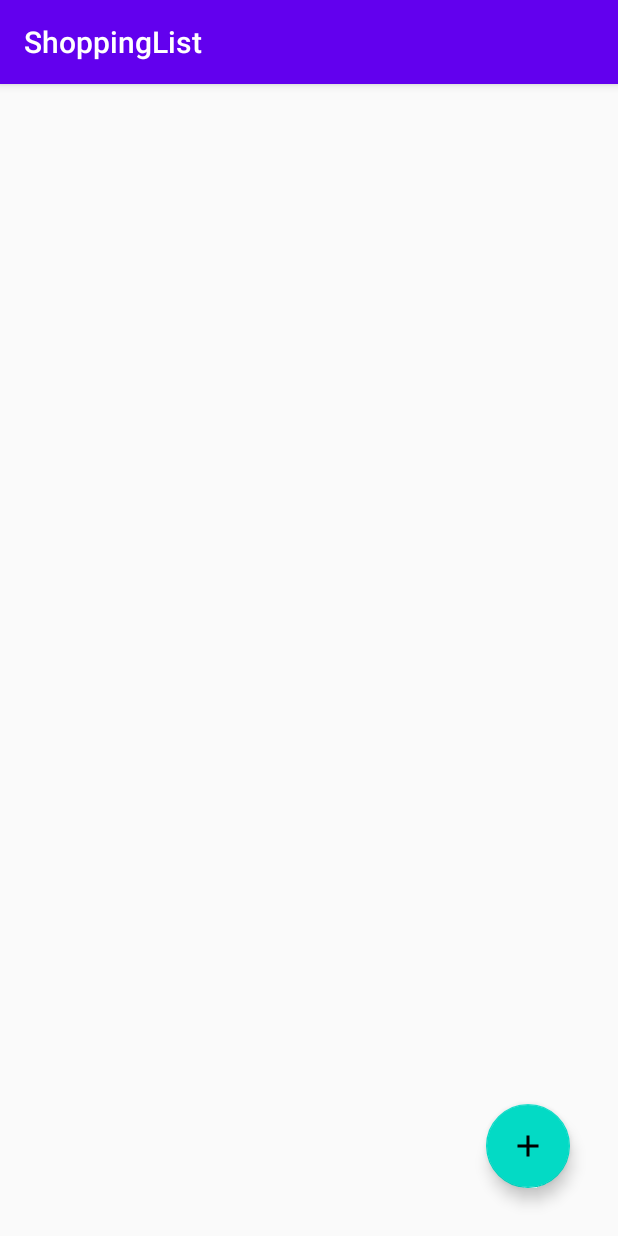
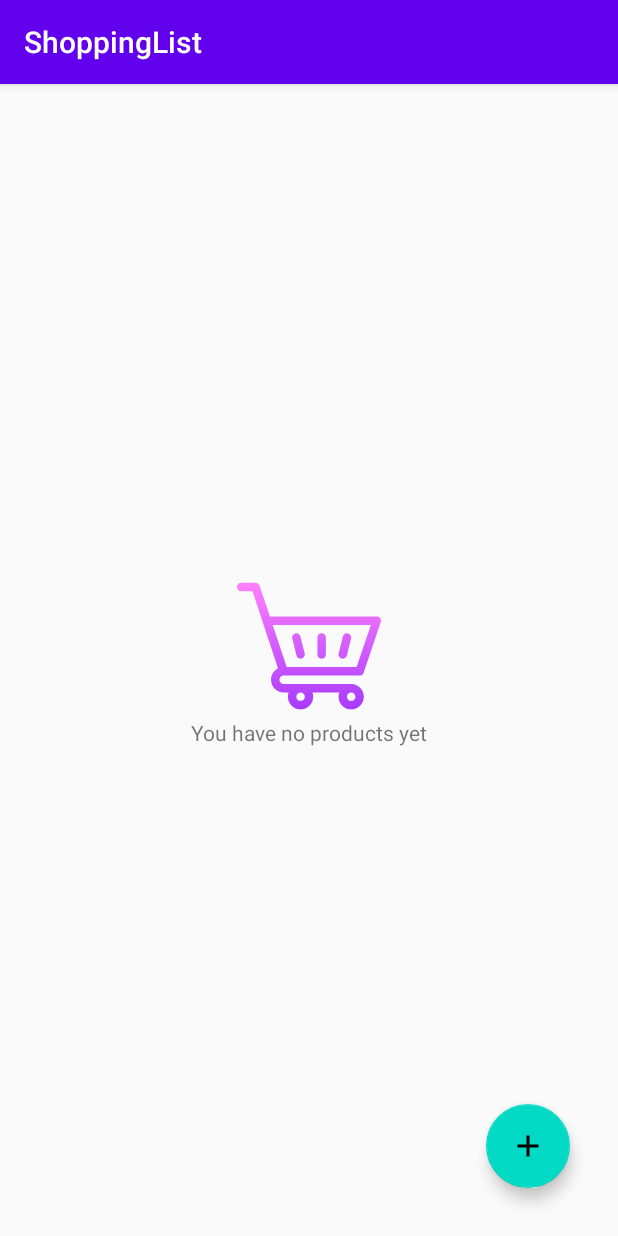
Before and after one commit to firassobaid/ShoppingList, an Android app: the screen it shows after launch (MainActivity), on a phone screen of 412 x 824 dp. Run offline under Robolectric (Android 15) with nearby library versions, the phone set to English and light mode, and no system bars; our stand-ins replace Room's generated code, Timber, data binding; 1 statement that could not run was skipped.

Commit message:
#Added the empty state

```diff
--- a/app/src/main/java/com/fo/shoppinglist/presentation/viewmodel/ShoppingListViewModel.kt
+++ b/app/src/main/java/com/fo/shoppinglist/presentation/viewmodel/ShoppingListViewModel.kt
@@ -28,6 +28,10 @@ class ShoppingListViewModel(repository: ProductsRepository) : ViewModel() {
 
     val products: LiveData<List<Product>> = _products
 
+    val empty: LiveData<Boolean> = Transformations.map(_products) {
+        it.isEmpty()
+    }
+
     private fun filterProducts(productsResult: Result<List<Product>>): LiveData<List<Product>> {
         val result = MutableLiveData<List<Product>>()
         if (productsResult is Result.Success) {
--- /dev/null
+++ b/app/src/main/res/drawable/ic_shopping_cart.xml
@@ -0,0 +1,21 @@
+<vector xmlns:android="http://schemas.android.com/apk/res/android"
+    xmlns:aapt="http://schemas.android.com/aapt"
+    android:width="512dp"
+    android:height="512dp"
+    android:viewportWidth="512"
+    android:viewportHeight="512">
+  <path
+      android:pathData="m166,361h270c6.429,0 12.143,-4.097 14.207,-10.186l61,-180c1.552,-4.579 0.801,-9.625 -2.016,-13.555s-7.356,-6.259 -12.191,-6.259h-380.188l-36.582,-109.744c-2.042,-6.125 -7.773,-10.256 -14.23,-10.256h-51c-8.284,0 -15,6.716 -15,15s6.716,15 15,15h40.188c2.554,7.661 91.231,273.693 91.459,274.377 -15.153,7.249 -25.647,22.734 -25.647,40.623 0,24.813 20.187,44.99 45,44.99h17.58c-1.665,4.694 -2.58,9.751 -2.58,15.01 0,24.813 20.187,45 45,45s45,-20.187 45,-45c0,-5.258 -0.915,-10.305 -2.58,-15.01h95.161c-1.665,4.705 -2.58,9.751 -2.58,15.01 0,24.813 20.187,45 45,45s45,-20.187 45,-45 -20.187,-45 -45,-45h-240.001c-8.271,0 -15,-6.729 -15,-15s6.729,-15 15,-15zM406,421c8.271,0 15,6.729 15,15s-6.729,15 -15,15 -15,-6.729 -15,-15 6.729,-15 15,-15zM226,421c8.271,0 15,6.729 15,15s-6.729,15 -15,15 -15,-6.729 -15,-15 6.729,-15 15,-15zM126.812,181h349.267l-50.833,150h-248.434zM372.362,300.552c8.002,1.999 16.172,-2.841 18.19,-10.914l15,-60c2.009,-8.037 -2.877,-16.181 -10.914,-18.19 -8.037,-2.007 -16.181,2.877 -18.19,10.914l-15,60c-2.01,8.037 2.877,16.181 10.914,18.19zM211.448,289.638c2.018,8.071 10.185,12.915 18.19,10.914 8.037,-2.009 12.923,-10.153 10.914,-18.19l-15,-60c-2.009,-8.037 -10.154,-12.924 -18.19,-10.914 -8.037,2.009 -12.923,10.153 -10.914,18.19zM301,301c8.284,0 15,-6.716 15,-15v-60c0,-8.284 -6.716,-15 -15,-15s-15,6.716 -15,15v60c0,8.284 6.716,15 15,15z">
+    <aapt:attr name="android:fillColor">
+      <gradient
+          android:startY="481"
+          android:startX="256"
+          android:endY="31"
+          android:endX="256"
+          android:type="linear">
+        <item android:offset="0" android:color="#FFA93AFF"/>
+        <item android:offset="1" android:color="#FFFF81FF"/>
+      </gradient>
+    </aapt:attr>
+  </path>
+</vector>
--- a/app/src/main/res/layout/fragment_shopping_list.xml
+++ b/app/src/main/res/layout/fragment_shopping_list.xml
@@ -5,6 +5,8 @@
     xmlns:tools="http://schemas.android.com/tools">
 
     <data>
+
+        <import type="android.view.View" />
 
         <variable
             name="shoppingListViewModel"
@@ -22,6 +24,32 @@
             android:layout_height="match_parent"
             app:layoutManager="androidx.recyclerview.widget.LinearLayoutManager" />
 
+        <LinearLayout
+            android:layout_width="wrap_content"
+            android:layout_height="wrap_content"
+            android:orientation="vertical"
+            android:visibility="@{shoppingListViewModel.empty ? View.VISIBLE : View.GONE}"
+            app:layout_constraintBottom_toBottomOf="parent"
+            app:layout_constraintEnd_toEndOf="parent"
+            app:layout_constraintStart_toStartOf="parent"
+            app:layout_constraintTop_toTopOf="parent">
+
+            <ImageView
+                android:id="@+id/no_tasks_icon"
+                android:layout_width="96dp"
+                android:layout_height="96dp"
+                android:layout_gravity="center"
+                android:src="@drawable/ic_shopping_cart" />
+
+            <TextView
+                android:id="@+id/no_tasks_text"
+                android:layout_width="wrap_content"
+                android:layout_height="wrap_content"
+                android:layout_gravity="center"
+                android:text="@string/shopping_list_empty_state" />
+
+        </LinearLayout>
+
         <com.google.android.material.floatingactionbutton.FloatingActionButton
             android:id="@+id/fab"
             android:layout_width="wrap_content"
--- a/app/src/main/res/values/strings.xml
+++ b/app/src/main/res/values/strings.xml
@@ -1,5 +1,5 @@
 <resources>
     <string name="app_name">ShoppingList</string>
-    <!-- TODO: Remove or change this placeholder text -->
     <string name="hello_blank_fragment">Hello blank fragment</string>
+    <string name="shopping_list_empty_state">You have no products yet</string>
 </resources>
```
